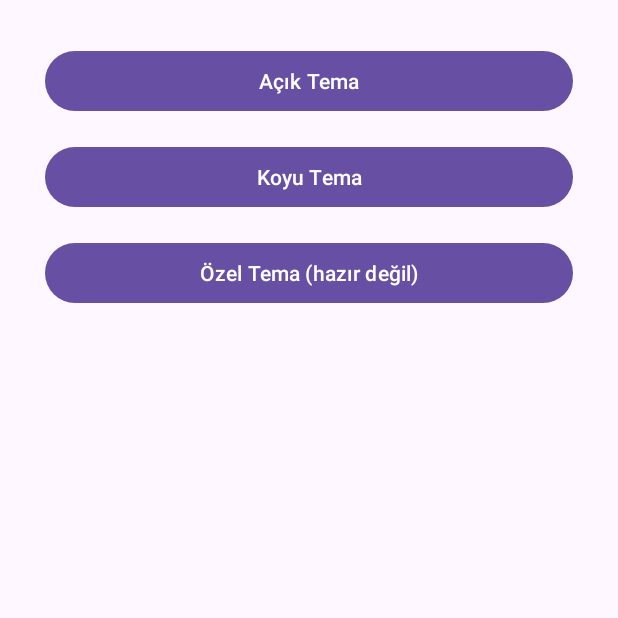
After one commit to yusuf-ulgen/todolist, an Android app: the ThemeActivity screen opened directly, with no data from a screen before it, on a phone screen of 412 x 824 dp, the top half of it. The commit adds this screen. Run offline under Robolectric (Android 15) with nearby library versions, the light colour scheme and no system bars.

Commit message:
1) Tema seçimi Açık/Koyu/Özel renk temaları hazırlandı(Özel tema detaylandırılacak). 2) Bildirim sistemi hazırlandı.

```diff
--- a/app/src/main/java/com/example/todolist/MainActivity.kt
+++ b/app/src/main/java/com/example/todolist/MainActivity.kt
@@ -18,7 +18,9 @@ class MainActivity : AppCompatActivity() {
     private lateinit var adapter: TaskAdapter
 
     override fun onCreate(savedInstanceState: Bundle?) {
+        ThemeHelper.applyTheme(ThemeHelper.loadTheme(this)) // ⬅ önce bu
         super.onCreate(savedInstanceState)
+
         binding = ActivityMainBinding.inflate(layoutInflater)
         setContentView(binding.root)
 
@@ -61,7 +63,7 @@ class MainActivity : AppCompatActivity() {
         }
 
         binding.fab.setOnClickListener {
-            taskList.add(Task(""))
+            taskList.add(Task("", "Saat"))
             adapter.notifyItemInserted(taskList.lastIndex)
             binding.contentMain.todoRecyclerView.scrollToPosition(taskList.lastIndex)
             updateTaskStats()
--- /dev/null
+++ b/app/src/main/java/com/example/todolist/ThemeActivity.kt
@@ -0,0 +1,38 @@
+package com.example.todolist
+
+import android.os.Bundle
+import android.widget.Toast
+import androidx.appcompat.app.AppCompatActivity
+import com.example.todolist.databinding.ActivityThemeBinding
+
+class ThemeActivity : AppCompatActivity() {
+    private lateinit var binding: ActivityThemeBinding
+
+    override fun onCreate(savedInstanceState: Bundle?) {
+        ThemeHelper.applyTheme(ThemeHelper.loadTheme(this)) // ⬅ önce bu
+        super.onCreate(savedInstanceState)
+
+        binding = ActivityThemeBinding.inflate(layoutInflater)
+        setContentView(binding.root)
+
+        supportActionBar?.title = "Tema Seçimi"
+
+        binding.lightThemeButton.setOnClickListener {
+            ThemeHelper.saveTheme(this, ThemeHelper.THEME_LIGHT)
+            ThemeHelper.applyTheme(ThemeHelper.THEME_LIGHT)
+            Toast.makeText(this, "Açık tema seçildi", Toast.LENGTH_SHORT).show()
+            recreate()
+        }
+
+        binding.darkThemeButton.setOnClickListener {
+            ThemeHelper.saveTheme(this, ThemeHelper.THEME_DARK)
+            ThemeHelper.applyTheme(ThemeHelper.THEME_DARK)
+            Toast.makeText(this, "Koyu tema seçildi", Toast.LENGTH_SHORT).show()
+            recreate()
+        }
+
+        binding.customThemeButton.setOnClickListener {
+            Toast.makeText(this, "Özel tema yakında eklenecek", Toast.LENGTH_SHORT).show()
+        }
+    }
+}
--- /dev/null
+++ b/app/src/main/java/com/example/todolist/ThemeHelper.kt
@@ -0,0 +1,30 @@
+package com.example.todolist
+
+import android.content.Context
+import androidx.appcompat.app.AppCompatDelegate
+
+object ThemeHelper {
+    const val PREF_NAME = "theme_pref"
+    const val KEY_THEME = "app_theme"
+
+    const val THEME_LIGHT = "light"
+    const val THEME_DARK = "dark"
+
+    fun applyTheme(themePref: String) {
+        when (themePref) {
+            THEME_LIGHT -> AppCompatDelegate.setDefaultNightMode(AppCompatDelegate.MODE_NIGHT_NO)
+            THEME_DARK -> AppCompatDelegate.setDefaultNightMode(AppCompatDelegate.MODE_NIGHT_YES)
+            else -> AppCompatDelegate.setDefaultNightMode(AppCompatDelegate.MODE_NIGHT_FOLLOW_SYSTEM)
+        }
+    }
+
+    fun saveTheme(context: Context, themePref: String) {
+        context.getSharedPreferences(PREF_NAME, Context.MODE_PRIVATE)
+            .edit().putString(KEY_THEME, themePref).apply()
+    }
+
+    fun loadTheme(context: Context): String {
+        return context.getSharedPreferences(PREF_NAME, Context.MODE_PRIVATE)
+            .getString(KEY_THEME, THEME_LIGHT) ?: THEME_LIGHT
+    }
+}
--- /dev/null
+++ b/app/src/main/res/layout/activity_theme.xml
@@ -0,0 +1,37 @@
+<?xml version="1.0" encoding="utf-8"?>
+<androidx.constraintlayout.widget.ConstraintLayout xmlns:android="http://schemas.android.com/apk/res/android"
+    xmlns:app="http://schemas.android.com/apk/res-auto"
+    xmlns:tools="http://schemas.android.com/tools"
+    android:id="@+id/main"
+    android:layout_width="match_parent"
+    android:layout_height="match_parent"
+    tools:context=".ThemeActivity">
+
+    <LinearLayout xmlns:android="http://schemas.android.com/apk/res/android"
+        android:layout_width="match_parent"
+        android:layout_height="match_parent"
+        android:orientation="vertical"
+        android:padding="30dp">
+
+        <Button
+            android:id="@+id/lightThemeButton"
+            android:layout_width="match_parent"
+            android:layout_height="wrap_content"
+            android:text="Açık Tema" />
+
+        <Button
+            android:id="@+id/darkThemeButton"
+            android:layout_width="match_parent"
+            android:layout_height="wrap_content"
+            android:text="Koyu Tema"
+            android:layout_marginTop="16dp" />
+
+        <Button
+            android:id="@+id/customThemeButton"
+            android:layout_width="match_parent"
+            android:layout_height="wrap_content"
+            android:text="Özel Tema (hazır değil)"
+            android:layout_marginTop="16dp" />
+    </LinearLayout>
+
+</androidx.constraintlayout.widget.ConstraintLayout>
```
Also changed, not shown: app/src/main/AndroidManifest.xml (+8 -0 lines), app/src/main/java/com/example/todolist/NotificationReceiver.kt (added, +40 -0 lines), app/src/main/java/com/example/todolist/Settings.kt (+12 -1 lines), app/src/main/java/com/example/todolist/TaskAdapter.kt (+54 -0 lines), app/src/main/res/layout/activity_settings.xml (+11 -1 lines).
